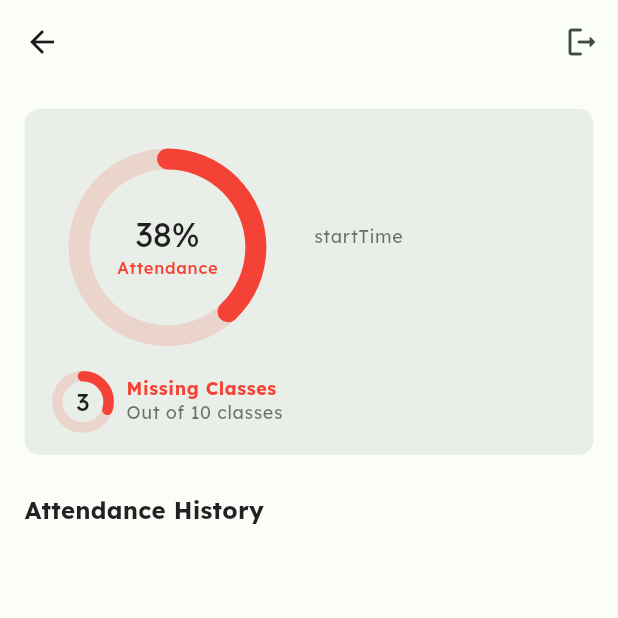
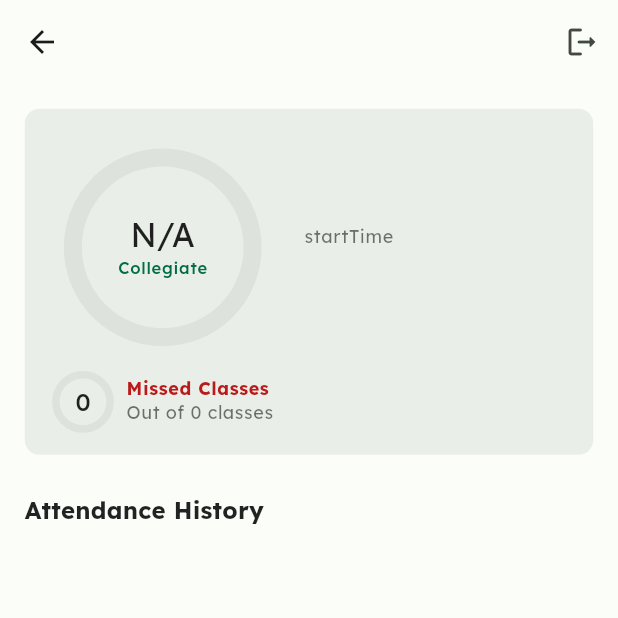
Before and after one commit to Riaz-27/visoattend, a Flutter app: the ClassroomPage screen opened directly with empty values, on a phone screen of 412 x 824 dp, the top half of it. Run offline on Flutter 3.47's test engine with Material 2 defaults, Android fonts, the phone set to English and light mode, and no system bars; drawn by our look-alikes of percent_indicator; our stand-ins replace camera, cloud_firestore, firebase_auth, firebase_core, firebase_storage, get and 5 more; missing offline and left inert: dart:ffi, google_mlkit_face_detection, tflite_flutter, tflite_flutter_helper_plus, tflite_flutter_plus; accounts and stored records are empty; generated files the repository leaves out were written again.

Commit message:
Fixed bug and worked with new
1.Fixed some minor bugs
2.worked with home ui and classroom ui

```diff
--- a/lib/controller/auth_controller.dart
+++ b/lib/controller/auth_controller.dart
@@ -6,6 +6,7 @@ class AuthController extends GetxController {
   final _isLoading = false.obs;
 
   bool get isLoading => _isLoading.value;
+  set isLoading(value) => _isLoading.value = value;
 
   final FirebaseAuth _firebaseAuth = FirebaseAuth.instance;
 
--- a/lib/controller/cloud_firestore_controller.dart
+++ b/lib/controller/cloud_firestore_controller.dart
@@ -1,3 +1,4 @@
+import 'dart:async';
 import 'dart:developer' as dev;
 
 import 'package:cloud_firestore/cloud_firestore.dart';
@@ -39,8 +40,10 @@ class CloudFirestoreController extends GetxController {
   List<ClassroomModel> get classesOfToday => _classesOfToday;
 
   final _isInitialized = false.obs;
+
   bool get isInitialized => _isInitialized.value;
 
+  set isInitialized(value) => _isInitialized.value = value;
 
   void initialize() async {
     await resetValues();
@@ -213,11 +216,11 @@ class CloudFirestoreController extends GetxController {
         for (var docRef in collectionRef.docs) {
           classes.add(ClassroomModel.fromJson(docRef.data()));
         }
-        _classrooms.value = classes;
       } catch (e) {
         dev.log(e.toString());
       }
     }
+    _classrooms.value = classes;
     _isInitialized.value = true;
   }
 
@@ -278,6 +281,9 @@ class CloudFirestoreController extends GetxController {
     if (count > 0) {
       _classesOfToday.removeRange(0, count - 1);
     }
+    if (_classesOfToday.isNotEmpty) {
+      calculateHomeClassAttendance(_classesOfToday.first.classroomId);
+    }
   }
 
   //filtering classroom for the search result
@@ -300,12 +306,21 @@ class CloudFirestoreController extends GetxController {
   /// Attendance Control
   final attendanceCollection = 'Attendances';
 
+  final _homeMissedClasses = 0.obs;
+
+  int get homeMissedClasses => _homeMissedClasses.value;
+
+  final _homeClassAttendances = 0.obs;
+
+  int get homeClassAttendances => _homeClassAttendances.value;
+
   Future<List<AttendanceModel>> getClassroomAttendances(
       String classroomId) async {
     final collectionRef = await _firestoreInstance
         .collection(classroomsCollection)
         .doc(classroomId)
         .collection(attendanceCollection)
+        .orderBy('dateTime', descending: true)
         .get();
     return collectionRef.docs
         .map((docRef) => AttendanceModel.fromJson(docRef.data()))
@@ -323,4 +338,15 @@ class CloudFirestoreController extends GetxController {
         .doc()
         .set(attendanceData.toJson());
   }
+
+  Future<void> calculateHomeClassAttendance(String classroomId) async {
+    final attendances = await getClassroomAttendances(classroomId);
+    _homeClassAttendances(attendances.length);
+
+    for (AttendanceModel attendance in attendances) {
+      if (attendance.studentsData[currentUser.authUid] == 'Absent') {
+        _homeMissedClasses.value++;
+      }
+    }
+  }
 }
--- a/lib/global_bindings.dart
+++ b/lib/global_bindings.dart
@@ -9,6 +9,7 @@ import '../controller/recognition_controller.dart';
 import '../controller/user_database_controller.dart';
 import 'controller/classroom_controller.dart';
 import 'controller/cloud_firestore_controller.dart';
+import 'controller/timer_controller.dart';
 
 class GlobalBinding implements Bindings {
   @override
@@ -22,5 +23,6 @@ class GlobalBinding implements Bindings {
     Get.lazyPut(() => ClassroomController(), fenix: true);
     Get.lazyPut(() => AttendanceController(), fenix: true);
     Get.lazyPut(() => ProfilePicController(), fenix: true);
+    Get.lazyPut(() => TimerController(), fenix: true);
   }
 }
--- a/lib/models/attendance_model.dart
+++ b/lib/models/attendance_model.dart
@@ -1,6 +1,6 @@
 class AttendanceModel {
   int dateTime;
-  List<Map<String,dynamic>> studentsData;
+  Map<String,dynamic> studentsData;
   Map<String, String> takenBy;
   int counts;
 
@@ -14,7 +14,7 @@ class AttendanceModel {
   factory AttendanceModel.fromJson(Map<String, dynamic> json) {
     return AttendanceModel(
       dateTime: json['dateTime'],
-      studentsData: List<Map<String,dynamic>>.from(json['studentsData']),
+      studentsData: Map<String,dynamic>.from(json['studentsData']),
       takenBy: Map<String, String>.from(json['takenBy']),
       counts: json['counts'],
     );
--- a/lib/views/pages/classroom_page.dart
+++ b/lib/views/pages/classroom_page.dart
@@ -105,6 +105,14 @@ class ClassroomPage extends GetView<AttendanceController> {
     final height = Get.height;
     final width = Get.width;
     final dateTime = DateTime.fromMillisecondsSinceEpoch(attendance.dateTime);
+
+    final currentUser = Get.find<CloudFirestoreController>().currentUser;
+    final presentStatus = attendance.studentsData[currentUser.authUid];
+    final userRole = controller.currentUserRole;
+    final color = presentStatus == 'Absent'
+        ? Get.theme.colorScheme.error
+        : Get.theme.colorScheme.primary;
+
     return Container(
       margin: EdgeInsets.only(bottom: height * percentGapSmall),
       decoration: BoxDecoration(
@@ -118,18 +126,39 @@ class ClassroomPage extends GetView<AttendanceController> {
             Text(
               dateTime.day.toString(),
               style: Get.textTheme.displaySmall!
-                  .copyWith(color: Get.theme.colorScheme.onBackground,),
+                  .copyWith(color: Get.theme.colorScheme.onBackground),
             ),
-            horizontalGap(width*percentGapSmall),
+            horizontalGap(width * percentGapSmall),
             Column(
               mainAxisAlignment: MainAxisAlignment.start,
               crossAxisAlignment: CrossAxisAlignment.start,
               children: [
-                Text(DateFormat('MMMM y').format(dateTime), style: Get.textTheme.titleSmall,),
-                Text(DateFormat.jm().format(dateTime), style: Get.textTheme.bodySmall,),
+                Text(
+                  DateFormat('MMMM y').format(dateTime),
+                  style: Get.textTheme.titleSmall,
+                ),
+                Text(
+                  DateFormat.jm().format(dateTime),
+                  style: Get.textTheme.bodySmall,
+                ),
               ],
             ),
-
+            const Spacer(),
+            if (userRole == 'Student')
+              Column(
+                crossAxisAlignment: CrossAxisAlignment.end,
+                children: [
+                  Text(
+                    presentStatus ?? '',
+                    style: Get.textTheme.titleSmall!.copyWith(color: color),
+                  ),
+                  Text(
+                    'by ${attendance.takenBy['name']}',
+                    style: Get.textTheme.bodySmall,
+                  ),
+                ],
+              ),
+            if (userRole != 'Student') const Icon(Icons.chevron_right),
           ],
         ),
       ),
@@ -154,28 +183,42 @@ class ClassroomPage extends GetView<AttendanceController> {
       child: Row(
         children: [
           horizontalGap(width * percentGapSmall),
-          Column(
+          Obx(
+             () {
+               final missedClasses = controller.currentUserMissedClasses;
+               final totalClasses = controller.attendances.length;
+               final percent = (totalClasses-missedClasses)/totalClasses;
+               String status = 'Collegiate';
+               Color color = Get.theme.colorScheme.primary;
+               if(percent<0.6){
+                 color = Get.theme.colorScheme.error;
+                 status = 'Dis-Collegiate';
+               } else if(percent < 0.7){
+                 color = Colors.orange;
+                 status = 'Non-Collegiate';
+               }
+              return Column(
                 children: [
                   verticalGap(height * percentGapSmall),
                   CircularPercentIndicator(
                       radius: height * 0.08,
-                lineWidth: 14,
-                percent: 0.38,
+                      lineWidth: 12,
+                      percent: totalClasses>0? percent : 0,
                       circularStrokeCap: CircularStrokeCap.round,
-                progressColor: Colors.red,
-                backgroundColor: Colors.red.withAlpha(40),
+                      progressColor: color,
+                      backgroundColor: Get.theme.colorScheme.onBackground.withAlpha(15),
                       animation: true,
                       center: Column(
                         mainAxisAlignment: MainAxisAlignment.center,
                         children: [
-                    Text(
-                      '38%',
+                          Text( totalClasses>0?
+                            '${(percent*100).toStringAsFixed(0)}%':'N/A',
                             style: Get.textTheme.titleLarge,
                           ),
                           Text(
-                      'Attendance',
-                      style:
-                          Get.textTheme.labelSmall!.copyWith(color: Colors.red),
+                            status,
+                            style: Get.textTheme.labelSmall!
+                                .copyWith(color: color),
                           ),
                         ],
                       ),
@@ -186,14 +229,14 @@ class ClassroomPage extends GetView<AttendanceController> {
                     children: [
                       CircularPercentIndicator(
                         radius: height * 0.025,
-                    lineWidth: 7,
-                    percent: 0.3,
+                        lineWidth: 5,
+                        percent: totalClasses>0?missedClasses/totalClasses:0,
                         circularStrokeCap: CircularStrokeCap.round,
-                    progressColor: Colors.red,
-                    backgroundColor: Colors.red.withAlpha(40),
+                        progressColor: Get.theme.colorScheme.error,
+                        backgroundColor: Get.theme.colorScheme.onBackground.withAlpha(15),
                         animation: true,
                         center: Text(
-                      '3',
+                          missedClasses.toString(),
                           style: Get.textTheme.titleMedium,
                         ),
                       ),
@@ -204,14 +247,14 @@ class ClassroomPage extends GetView<AttendanceController> {
                         children: [
                           verticalGap(height * percentGapVerySmall),
                           Text(
-                        'Missing Classes',
+                            'Missed Classes',
                             style: Get.textTheme.bodySmall!.copyWith(
                               fontWeight: FontWeight.bold,
-                          color: Colors.red,
+                              color: Get.theme.colorScheme.error,
                             ),
                           ),
                           Text(
-                        'Out of 10 classes',
+                            'Out of $totalClasses classes',
                             style: Get.textTheme.bodySmall!,
                           ),
                         ],
@@ -219,6 +262,8 @@ class ClassroomPage extends GetView<AttendanceController> {
                     ],
                   ),
                 ],
+              );
+            }
           ),
           horizontalGap(width * 0.05),
           Expanded(
@@ -234,8 +279,12 @@ class ClassroomPage extends GetView<AttendanceController> {
                                 .then((value) {
                               ScaffoldMessenger.of(context).showSnackBar(
                                 const SnackBar(
+                                  behavior: SnackBarBehavior.floating,
                                   content: Text(
-                                          "Classroom ID copied to clipboard")));
+                                    "Classroom ID copied to clipboard",
+                                  ),
+                                ),
+                              );
                             });
                           },
                           child: Row(
```
Also changed, not shown: lib/controller/attendance_controller.dart (+29 -13 lines), lib/controller/timer_controller.dart (added, +41 -0 lines), lib/views/pages/attendance_record_page.dart (+0 -22 lines), lib/views/pages/home_page.dart (+43 -15 lines), lib/views/pages/login_register_page.dart (+17 -6 lines). Lines whose indentation alone changed are shown as unchanged.
